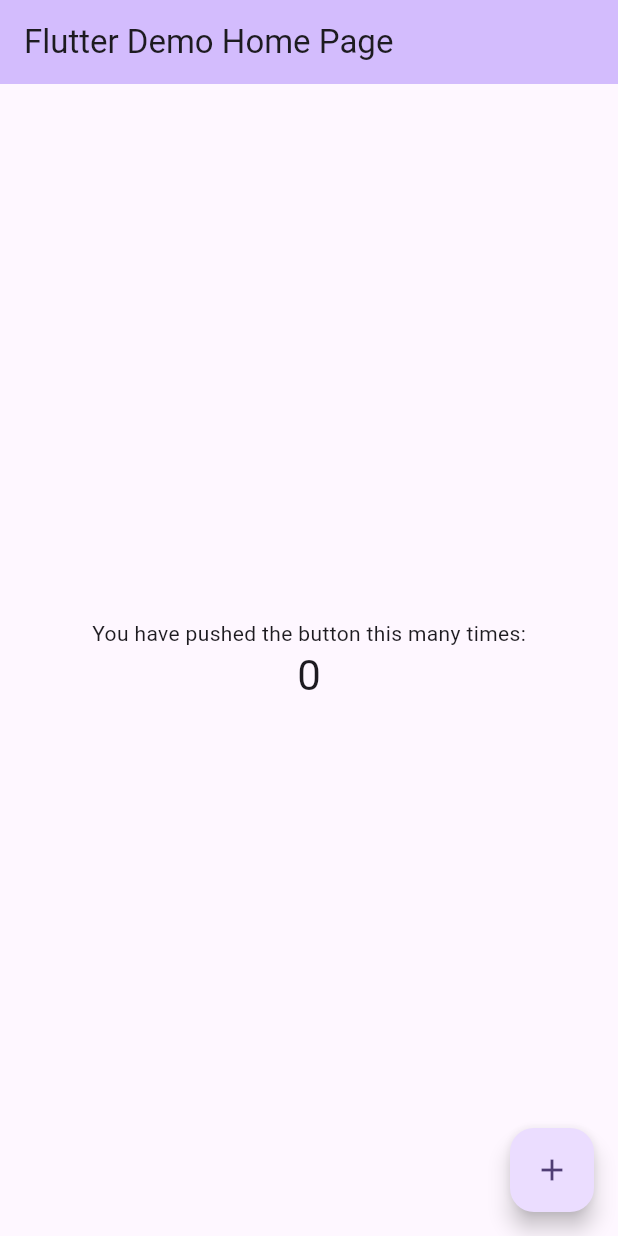
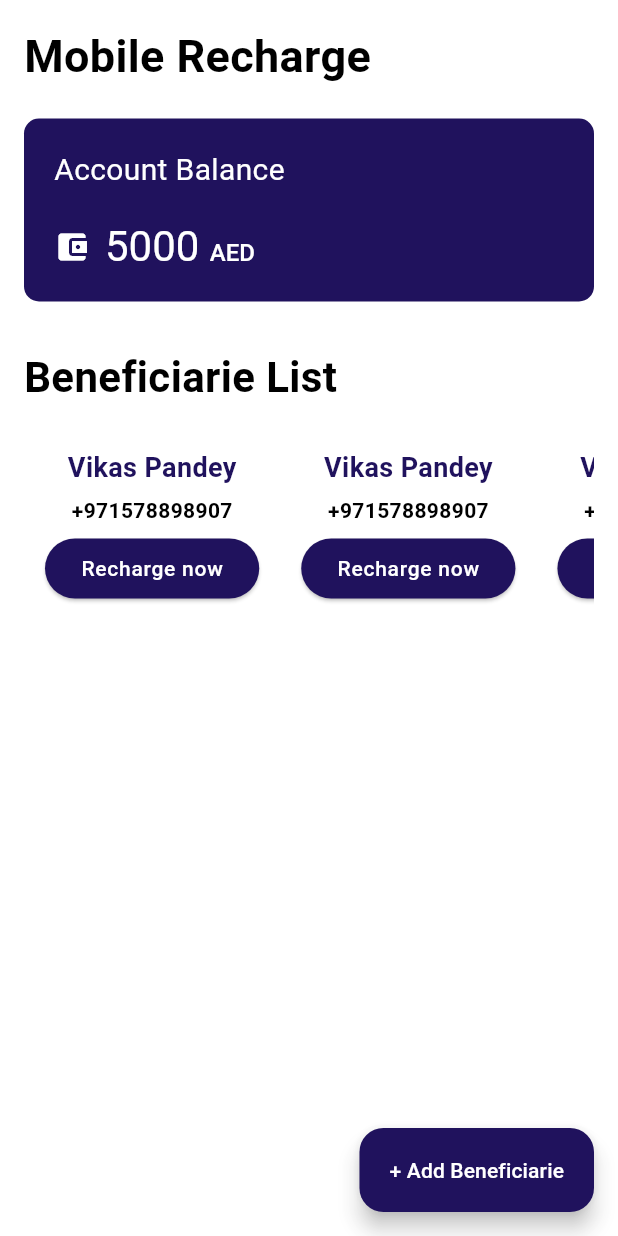
Before and after one commit to vikasp52/Mobile-Recharge, a Flutter app: the screen it shows after launch, on a phone screen of 412 x 824 dp. Run offline on Flutter 3.47's test engine with Material 3 defaults, Android fonts, the phone set to English and light mode, and no system bars.

Commit message:
Implemented the UI for home screen

```diff
--- /dev/null
+++ b/lib/core/assets/assets.dart
@@ -0,0 +1,2 @@
+export 'colors.dart';
+export 'theme.dart';
--- /dev/null
+++ b/lib/core/assets/colors.dart
@@ -0,0 +1,8 @@
+import 'dart:ui';
+
+class CustomColors {
+  static const primary = Color(0xFF20125D);
+  static const green = Color(0xFF06DE87);
+  static const white = Color(0xFFFFFFFF);
+  static const black = Color(0xFF000000);
+}
--- /dev/null
+++ b/lib/core/assets/theme.dart
@@ -0,0 +1,29 @@
+import 'package:flutter/material.dart';
+import 'package:mobile_recharge/core/assets/assets.dart';
+
+final lightTheme = ThemeData(
+  primaryColor: CustomColors.primary,
+  colorScheme: const ColorScheme.light(
+    primary: CustomColors.primary,
+  ),
+  progressIndicatorTheme: const ProgressIndicatorThemeData(
+    color: CustomColors.green,
+  ),
+  dividerTheme: const DividerThemeData(
+    color: CustomColors.primary,
+  ),
+  elevatedButtonTheme: ElevatedButtonThemeData(
+    style: ElevatedButton.styleFrom(
+      textStyle: const TextStyle(
+        fontSize: 20,
+        color: CustomColors.white,
+        fontWeight: FontWeight.w500,
+        letterSpacing: 0.5,
+      ),
+      backgroundColor: CustomColors.primary,
+      // shape: RoundedRectangleBorder(
+      //   borderRadius: BorderRadius.circular(20.0),
+      // ),
+    ),
+  ),
+);
--- /dev/null
+++ b/lib/features/home/presentation/screens/home.dart
@@ -0,0 +1,172 @@
+import 'package:flutter/material.dart';
+import 'package:mobile_recharge/core/assets/assets.dart';
+
+class HomePage extends StatelessWidget {
+  const HomePage({super.key});
+
+  @override
+  Widget build(BuildContext context) {
+    return Scaffold(
+      backgroundColor: CustomColors.white.withOpacity(0.8),
+      floatingActionButton: FloatingActionButton.extended(
+        backgroundColor: CustomColors.primary,
+        label: const Text(
+          '+ Add Beneficiarie',
+          style: TextStyle(
+            color: CustomColors.white,
+          ),
+        ),
+        onPressed: () {},
+      ),
+      body: Padding(
+        padding: const EdgeInsets.all(16),
+        child: Column(
+          crossAxisAlignment: CrossAxisAlignment.start,
+          children: [
+            const Text(
+              'Mobile Recharge',
+              style: TextStyle(
+                fontSize: 30,
+                fontWeight: FontWeight.bold,
+                color: CustomColors.black,
+              ),
+            ),
+            const SizedBox(
+              height: 20,
+            ),
+            Container(
+              width: double.maxFinite,
+              padding: const EdgeInsets.all(20),
+              decoration: const BoxDecoration(
+                color: CustomColors.primary,
+                borderRadius: BorderRadius.all(
+                  Radius.circular(
+                    10,
+                  ),
+                ),
+              ),
+              child: Column(
+                crossAxisAlignment: CrossAxisAlignment.start,
+                children: [
+                  const Text(
+                    'Account Balance',
+                    style: TextStyle(
+                      fontSize: 20,
+                      color: CustomColors.white,
+                    ),
+                  ),
+                  const SizedBox(
+                    height: 20,
+                  ),
+                  Row(
+                    children: [
+                      const Icon(
+                        Icons.account_balance_wallet,
+                        color: CustomColors.white,
+                      ),
+                      const SizedBox(
+                        width: 10,
+                      ),
+                      RichText(
+                        text: const TextSpan(
+                          text: '5000 ',
+                          style: TextStyle(
+                            fontSize: 28,
+                            color: CustomColors.white,
+                          ),
+                          children: <TextSpan>[
+                            TextSpan(
+                              text: 'AED',
+                              style: TextStyle(
+                                fontSize: 16,
+                                fontWeight: FontWeight.w500,
+                                color: CustomColors.white,
+                              ),
+                            ),
+                          ],
+                        ),
+                      ),
+                    ],
+                  ),
+                ],
+              ),
+            ),
+            const SizedBox(
+              height: 30,
+            ),
+            const Text(
+              'Beneficiarie List',
+              style: TextStyle(
+                fontSize: 28,
+                fontWeight: FontWeight.bold,
+                color: CustomColors.black,
+              ),
+            ),
+            const SizedBox(
+              height: 20,
+            ),
+            SizedBox(
+              height: 130,
+              child: ListView(
+                scrollDirection: Axis.horizontal,
+                children: [1, 2, 3, 4, 5].map((item) {
+                  return Container(
+                    padding: const EdgeInsets.all(8),
+                    margin: const EdgeInsets.symmetric(
+                      horizontal: 6,
+                    ),
+                    decoration: const BoxDecoration(
+                      color: CustomColors.white,
+                      borderRadius: BorderRadius.all(
+                        Radius.circular(
+                          10,
+                        ),
+                      ),
+                    ),
+                    child: Column(
+                      children: [
+                        const Text(
+                          'Vikas Pandey',
+                          style: TextStyle(
+                            color: CustomColors.primary,
+                            fontSize: 18,
+                            fontWeight: FontWeight.bold,
+                          ),
+                        ),
+                        const SizedBox(
+                          height: 5,
+                        ),
+                        const Text(
+                          '+971578898907',
+                          style: TextStyle(
+                            color: CustomColors.black,
+                            fontSize: 14,
+                            fontWeight: FontWeight.bold,
+                          ),
+                        ),
+                        const SizedBox(
+                          height: 5,
+                        ),
+                        ElevatedButton(
+                          onPressed: () {},
+                          child: const Text(
+                            'Recharge now',
+                            style: TextStyle(
+                              fontSize: 14,
+                              color: CustomColors.white,
+                              fontWeight: FontWeight.w500,
+                            ),
+                          ),
+                        )
+                      ],
+                    ),
+                  );
+                }).toList(),
+              ),
+            ),
+          ],
+        ),
+      ),
+    );
+  }
+}
--- a/lib/main.dart
+++ b/lib/main.dart
@@ -1,4 +1,6 @@
 import 'package:flutter/material.dart';
+import 'package:mobile_recharge/core/assets/assets.dart';
+import 'package:mobile_recharge/features/home/presentation/screens/home.dart';
 
 void main() {
   runApp(const MyApp());
@@ -11,115 +13,10 @@
   @override
   Widget build(BuildContext context) {
     return MaterialApp(
-      title: 'Flutter Demo',
-      theme: ThemeData(
-        // This is the theme of your application.
-        //
-        // TRY THIS: Try running your application with "flutter run". You'll see
-        // the application has a purple toolbar. Then, without quitting the app,
-        // try changing the seedColor in the colorScheme below to Colors.green
-        // and then invoke "hot reload" (save your changes or press the "hot
-        // reload" button in a Flutter-supported IDE, or press "r" if you used
-        // the command line to start the app).
-        //
-        // Notice that the counter didn't reset back to zero; the application
-        // state is not lost during the reload. To reset the state, use hot
-        // restart instead.
-        //
-        // This works for code too, not just values: Most code changes can be
-        // tested with just a hot reload.
-        colorScheme: ColorScheme.fromSeed(seedColor: Colors.deepPurple),
-        useMaterial3: true,
-      ),
-      home: const MyHomePage(title: 'Flutter Demo Home Page'),
+      title: 'Mobile Recharge',
+      theme: lightTheme,
+      debugShowCheckedModeBanner: false,
+      home: const HomePage(),
     );
   }
 }
-
-class MyHomePage extends StatefulWidget {
-  const MyHomePage({super.key, required this.title});
-
-  // This widget is the home page of your application. It is stateful, meaning
-  // that it has a State object (defined below) that contains fields that affect
-  // how it looks.
-
-  // This class is the configuration for the state. It holds the values (in this
-  // case the title) provided by the parent (in this case the App widget) and
-  // used by the build method of the State. Fields in a Widget subclass are
-  // always marked "final".
-
-  final String title;
-
-  @override
-  State<MyHomePage> createState() => _MyHomePageState();
-}
-
-class _MyHomePageState extends State<MyHomePage> {
-  int _counter = 0;
-
-  void _incrementCounter() {
-    setState(() {
-      // This call to setState tells the Flutter framework that something has
-      // changed in this State, which causes it to rerun the build method below
-      // so that the display can reflect the updated values. If we changed
-      // _counter without calling setState(), then the build method would not be
-      // called again, and so nothing would appear to happen.
-      _counter++;
-    });
-  }
-
-  @override
-  Widget build(BuildContext context) {
-    // This method is rerun every time setState is called, for instance as done
-    // by the _incrementCounter method above.
-    //
-    // The Flutter framework has been optimized to make rerunning build methods
-    // fast, so that you can just rebuild anything that needs updating rather
-    // than having to individually change instances of widgets.
-    return Scaffold(
-      appBar: AppBar(
-        // TRY THIS: Try changing the color here to a specific color (to
-        // Colors.amber, perhaps?) and trigger a hot reload to see the AppBar
-        // change color while the other colors stay the same.
-        backgroundColor: Theme.of(context).colorScheme.inversePrimary,
-        // Here we take the value from the MyHomePage object that was created by
-        // the App.build method, and use it to set our appbar title.
-        title: Text(widget.title),
-      ),
-      body: Center(
-        // Center is a layout widget. It takes a single child and positions it
-        // in the middle of the parent.
-        child: Column(
-          // Column is also a layout widget. It takes a list of children and
-          // arranges them vertically. By default, it sizes itself to fit its
-          // children horizontally, and tries to be as tall as its parent.
-          //
-          // Column has various properties to control how it sizes itself and
-          // how it positions its children. Here we use mainAxisAlignment to
-          // center the children vertically; the main axis here is the vertical
-          // axis because Columns are vertical (the cross axis would be
-          // horizontal).
-          //
-          // TRY THIS: Invoke "debug painting" (choose the "Toggle Debug Paint"
-          // action in the IDE, or press "p" in the console), to see the
-          // wireframe for each widget.
-          mainAxisAlignment: MainAxisAlignment.center,
-          children: <Widget>[
-            const Text(
-              'You have pushed the button this many times:',
-            ),
-            Text(
-              '$_counter',
-              style: Theme.of(context).textTheme.headlineMedium,
-            ),
-          ],
-        ),
-      ),
-      floatingActionButton: FloatingActionButton(
-        onPressed: _incrementCounter,
-        tooltip: 'Increment',
-        child: const Icon(Icons.add),
-      ), // This trailing comma makes auto-formatting nicer for build methods.
-    );
-  }
-}
```
Also changed, not shown: pubspec.yaml (+12 -0 lines), lib/features/add_beneficiarie/add_beneficiarie.dart (added), pubspec.lock.
